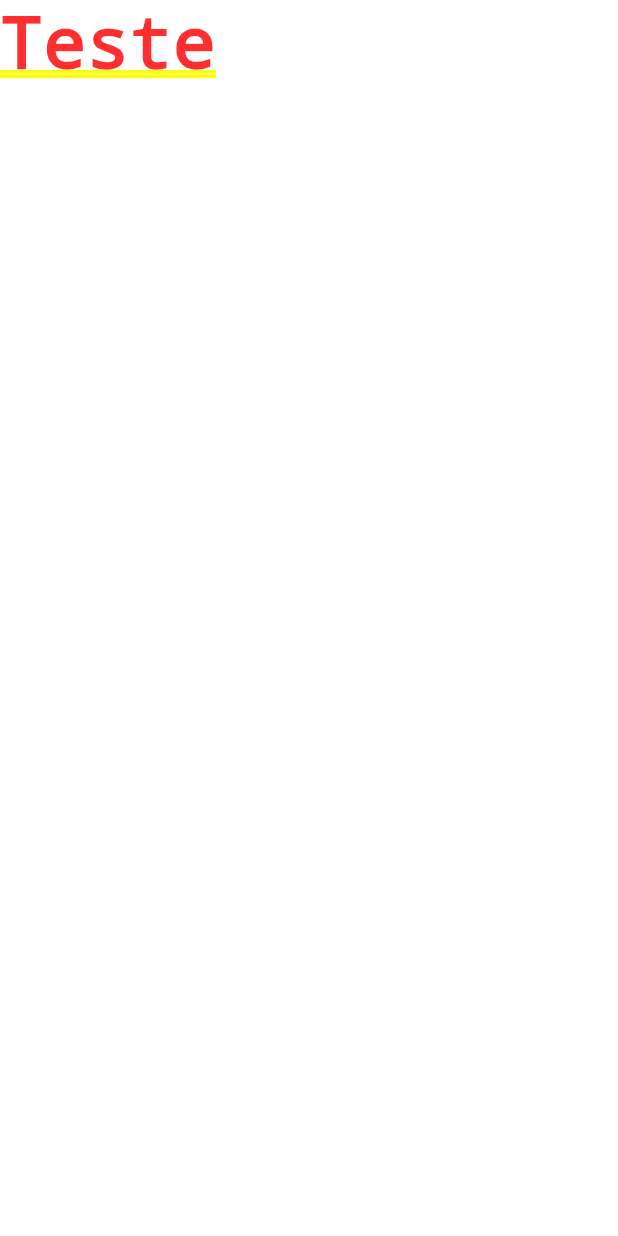
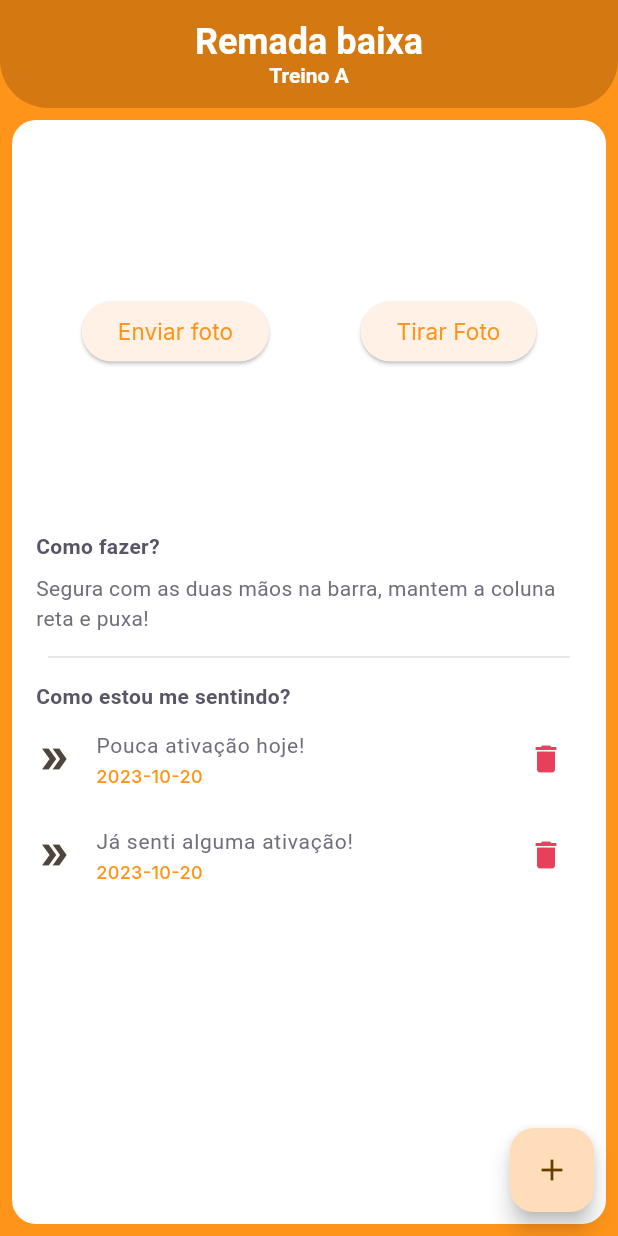
Before and after one commit to Kyuorhan/synergym, a Flutter app: the screen it shows after launch, on a phone screen of 412 x 824 dp. Run offline on Flutter 3.47's test engine with Material 2 defaults, Android fonts, the phone set to English and light mode, and no system bars; our stand-ins replace google_fonts.

Commit message:
Initial new project

```diff
--- a/lib/main.dart
+++ b/lib/src/main.dart
@@ -1,4 +1,5 @@
 import 'package:flutter/material.dart';
+import 'package:gymapp/src/modules/home/home_page.dart';
 
 void main() {
   runApp(const MyApp());
@@ -14,10 +15,10 @@ class MyApp extends StatelessWidget {
       title: 'Flutter Demo',
       debugShowCheckedModeBanner: false,
       theme: ThemeData(
-        colorScheme: ColorScheme.fromSeed(seedColor: Colors.deepPurple),
+        colorScheme: ColorScheme.fromSeed(seedColor: Colors.orangeAccent),
         useMaterial3: true,
       ),
-      home: const Text('Teste'),
+      home: HomePage(),
     );
   }
 }
--- /dev/null
+++ b/lib/src/modules/home/home_page.dart
@@ -0,0 +1,137 @@
+import 'package:flutter/material.dart';
+import 'package:gymapp/src/shared/models/exercicio_model.dart';
+import 'package:gymapp/src/shared/models/sentimento_model.dart';
+import 'package:gymapp/src/shared/themes/app_colors.dart';
+import 'package:gymapp/src/shared/themes/app_text_style.dart';
+
+class HomePage extends StatelessWidget {
+  HomePage({super.key});
+
+  final ExercicioModel exercicioModel = ExercicioModel(
+    id: "EX001",
+    name: "Remada baixa",
+    training: "Treino A",
+    howToMake: "Segura a barra e levanta",
+  );
+
+  final List<SentimentoModel> listaSentimentos = [
+    SentimentoModel(
+      id: "SE001",
+      sentindo: "Pouca ativação hoje!",
+      date: "2023-10-20",
+    ),
+    SentimentoModel(
+      id: "SE002",
+      sentindo: "Já senti alguma ativação!",
+      date: "2023-10-20",
+    ),
+  ];
+
+  @override
+  Widget build(BuildContext context) {
+    return Scaffold(
+        backgroundColor: AppColors.primary,
+        appBar: AppBar(
+          backgroundColor: AppColors.appBars,
+          shape: const RoundedRectangleBorder(
+            borderRadius: BorderRadius.vertical(
+              bottom: Radius.circular(32),
+            ),
+          ),
+          toolbarHeight: 72,
+          title: Column(
+            children: [
+              Text(
+                exercicioModel.name,
+                style: TextStyles.titleHome,
+              ),
+              Text(
+                exercicioModel.training,
+                style: TextStyles.subtitleHome,
+              ),
+            ],
+          ),
+          centerTitle: true,
+          titleTextStyle: const TextStyle(
+            color: Colors.white,
+            fontWeight: FontWeight.bold,
+          ),
+        ),
+        floatingActionButton: FloatingActionButton(
+          onPressed: () {
+            print("Fab foi clicado!");
+          },
+          child: const Icon(Icons.add),
+        ),
+        body: Container(
+          margin: const EdgeInsets.all(8),
+          padding: const EdgeInsets.all(16.0),
+          decoration: BoxDecoration(
+            color: AppColors.background,
+            borderRadius: BorderRadius.circular(16),
+          ),
+          child: ListView(
+            children: [
+              SizedBox(
+                height: 250,
+                child: Row(
+                  mainAxisAlignment: MainAxisAlignment.spaceAround,
+                  children: [
+                    ElevatedButton(
+                      onPressed: () {},
+                      child:
+                          Text(style: TextStyles.buttonPrimary, "Enviar foto"),
+                    ),
+                    ElevatedButton(
+                      onPressed: () {},
+                      child:
+                          Text(style: TextStyles.buttonPrimary, "Tirar Foto"),
+                    ),
+                  ],
+                ),
+              ),
+              const SizedBox(height: 8),
+              Text(style: TextStyles.textStyleHeading, "Como fazer?"),
+              const SizedBox(height: 8),
+              Text(
+                style: TextStyles.textStyleBody,
+                "Segura com as duas mãos na barra, mantem a coluna reta e puxa!",
+              ),
+              const Padding(
+                padding: EdgeInsets.all(8.0),
+                child: Divider(color: Colors.black12),
+              ),
+              Text(
+                style: TextStyles.textStyleHeading,
+                "Como estou me sentindo?",
+              ),
+              Column(
+                crossAxisAlignment: CrossAxisAlignment.start,
+                children: List.generate(listaSentimentos.length, (index) {
+                  SentimentoModel sentimentoAgora = listaSentimentos[index];
+                  return ListTile(
+                    dense: true,
+                    contentPadding: EdgeInsets.zero,
+                    title: Text(
+                      style: TextStyles.titleListView,
+                      sentimentoAgora.sentindo,
+                    ),
+                    subtitle: Text(
+                      style: TextStyles.subTitleListView,
+                      sentimentoAgora.date,
+                    ),
+                    leading: const Icon(Icons.double_arrow),
+                    trailing: IconButton(
+                      icon: const Icon(Icons.delete, color: AppColors.delete),
+                      onPressed: () {
+                        print("DELETAR ${sentimentoAgora.sentindo}");
+                      },
+                    ),
+                  );
+                }),
+              )
+            ],
+          ),
+        ));
+  }
+}
--- /dev/null
+++ b/lib/src/modules/splash/splash_page.dart
@@ -0,0 +1,10 @@
+import 'package:flutter/material.dart';
+
+class SplashPage extends StatelessWidget {
+  const SplashPage({super.key});
+
+  @override
+  Widget build(BuildContext context) {
+    return Scaffold();
+  }
+}
--- /dev/null
+++ b/lib/src/shared/models/exercicio_model.dart
@@ -0,0 +1,39 @@
+// Atributos
+class ExercicioModel {
+  String id;
+  String name;
+  String training;
+  String howToMake;
+
+  // ignore: non_constant_identifier_names
+  String? UrlImg;
+
+  // Constructor basico
+  // Aonde vai ser usado para inicializar
+  ExercicioModel({
+    required this.id,
+    required this.name,
+    required this.training,
+    required this.howToMake,
+  });
+
+  // Constructor nomeado
+  // Aonde vai ser usado informações do banco de dados
+  ExercicioModel.fromMap(Map<String, dynamic> map)
+      : id = map["id"],
+        name = map["name"],
+        training = map["training"],
+        howToMake = map["howToMake"],
+        UrlImg = map["UrlImg"];
+
+  // Aonde vai ser usado para enviar informação para banco de dados
+  Map<String, dynamic> toMap() {
+    return {
+      "id": id,
+      "name": name,
+      "training": training,
+      "howToMake": howToMake,
+      "UrlImg": UrlImg,
+    };
+  }
+}
--- /dev/null
+++ b/lib/src/shared/models/sentimento_model.dart
@@ -0,0 +1,31 @@
+class SentimentoModel {
+  String id;
+  String sentindo;
+  String date;
+
+  // Constructor basico
+  // Aonde vai ser usado para inicializar
+  SentimentoModel({
+    required this.id,
+    required this.sentindo,
+    required this.date,
+  });
+
+  // Constructor nomeado
+  // Aonde vai ser usado informações do banco de dados
+  // Metodo para converte de um map
+  SentimentoModel.fromMap(Map<String, dynamic> map)
+      : id = map["id"],
+        sentindo = map["sentindo"],
+        date = map["date"];
+
+  // Aonde vai ser usado para enviar informação para banco de dados
+  // Metodo para transforma em um map
+  Map<String, dynamic> toMap() {
+    return {
+      "id": id,
+      "sentindo": sentindo,
+      "date": date,
+    };
+  }
+}
--- /dev/null
+++ b/lib/src/shared/themes/app_colors.dart
@@ -0,0 +1,12 @@
+import 'package:flutter/material.dart';
+
+class AppColors {
+  static const appBars = Color(0xFFD47911);
+  static const primary = Color(0xFFFF941A);
+  static const delete = Color(0xFFE83F5B);
+  static const heading = Color(0xFF585666);
+  static const body = Color(0xFF706E7A);
+  static const stroke = Color(0xFFE3E3E6);
+  static const shape = Color(0xFFFAFAFC);
+  static const background = Color(0xFFFFFFFF);
+}
--- /dev/null
+++ b/lib/src/shared/themes/app_text_style.dart
@@ -0,0 +1,121 @@
+import 'package:flutter/material.dart';
+import 'package:google_fonts/google_fonts.dart';
+import 'package:gymapp/src/shared/themes/app_colors.dart';
+
+class TextStyles {
+  static final titleHome = GoogleFonts.lexendDeca(
+    fontSize: 24,
+    fontWeight: FontWeight.w600,
+    color: AppColors.background,
+  );
+  static final subtitleHome = GoogleFonts.lexendDeca(
+    fontSize: 14,
+    fontWeight: FontWeight.w600,
+    color: AppColors.background,
+  );
+  static final titleListView = GoogleFonts.lexendDeca(
+    fontSize: 14,
+    fontWeight: FontWeight.w400,
+    color: AppColors.body,
+  );
+  static final subTitleListView = GoogleFonts.inter(
+    fontSize: 12,
+    fontWeight: FontWeight.w500,
+    color: AppColors.primary,
+  );
+  static final textStyleBody = GoogleFonts.lexendDeca(
+    fontSize: 14,
+    fontWeight: FontWeight.w400,
+    color: AppColors.body,
+  );
+  static final textStyleHeading = GoogleFonts.lexendDeca(
+    fontSize: 14,
+    fontWeight: FontWeight.w600,
+    color: AppColors.heading,
+  );
+  // static final trailingRegular = GoogleFonts.lexendDeca(
+  //   fontSize: 16,
+  //   fontWeight: FontWeight.w400,
+  //   color: AppColors.heading,
+  // );
+  // static final trailingBold = GoogleFonts.lexendDeca(
+  //   fontSize: 16,
+  //   fontWeight: FontWeight.w600,
+  //   color: AppColors.heading,
+  // );
+  static final buttonPrimary = GoogleFonts.inter(
+    fontSize: 15,
+    fontWeight: FontWeight.w400,
+    color: AppColors.primary,
+  );
+  static final buttonHeading = GoogleFonts.inter(
+    fontSize: 15,
+    fontWeight: FontWeight.w400,
+    color: AppColors.heading,
+  );
+  static final buttonBackground = GoogleFonts.inter(
+    fontSize: 15,
+    fontWeight: FontWeight.w400,
+    color: AppColors.background,
+  );
+  static final buttonBoldPrimary = GoogleFonts.inter(
+    fontSize: 15,
+    fontWeight: FontWeight.w700,
+    color: AppColors.primary,
+  );
+  static final buttonBoldHeading = GoogleFonts.inter(
+    fontSize: 15,
+    fontWeight: FontWeight.w700,
+    color: AppColors.heading,
+  );
+  static final buttonBoldBackground = GoogleFonts.inter(
+    fontSize: 15,
+    fontWeight: FontWeight.w700,
+    color: AppColors.background,
+  );
+  static final input = GoogleFonts.inter(
+    fontSize: 15,
+    fontWeight: FontWeight.w400,
+    color: AppColors.background,
+  );
+  static final captionBackground = GoogleFonts.inter(
+    fontSize: 13,
+    fontWeight: FontWeight.w400,
+    color: AppColors.background,
+  );
+  static final captionPrimary = GoogleFonts.inter(
+    fontSize: 13,
+    fontWeight: FontWeight.w400,
+    color: AppColors.primary,
+  );
+  static final captionShape = GoogleFonts.inter(
+    fontSize: 13,
+    fontWeight: FontWeight.w400,
+    color: AppColors.shape,
+  );
+  static final captionBody = GoogleFonts.inter(
+    fontSize: 13,
+    fontWeight: FontWeight.w400,
+    color: AppColors.body,
+  );
+  static final captionBoldBackground = GoogleFonts.inter(
+    fontSize: 13,
+    fontWeight: FontWeight.w600,
+    color: AppColors.background,
+  );
+  static final captionBoldPrimary = GoogleFonts.inter(
+    fontSize: 13,
+    fontWeight: FontWeight.w600,
+    color: AppColors.primary,
+  );
+  static final captionBoldShape = GoogleFonts.inter(
+    fontSize: 13,
+    fontWeight: FontWeight.w600,
+    color: AppColors.shape,
+  );
+  static final captionBoldBody = GoogleFonts.inter(
+    fontSize: 13,
+    fontWeight: FontWeight.w600,
+    color: AppColors.body,
+  );
+}
--- a/pubspec.yaml
+++ b/pubspec.yaml
@@ -15,6 +15,7 @@ dependencies:
 
 
   cupertino_icons: ^1.0.2
+  google_fonts: ^6.1.0
 
 dev_dependencies:
   flutter_test:
```
Also changed, not shown: pubspec.lock.
